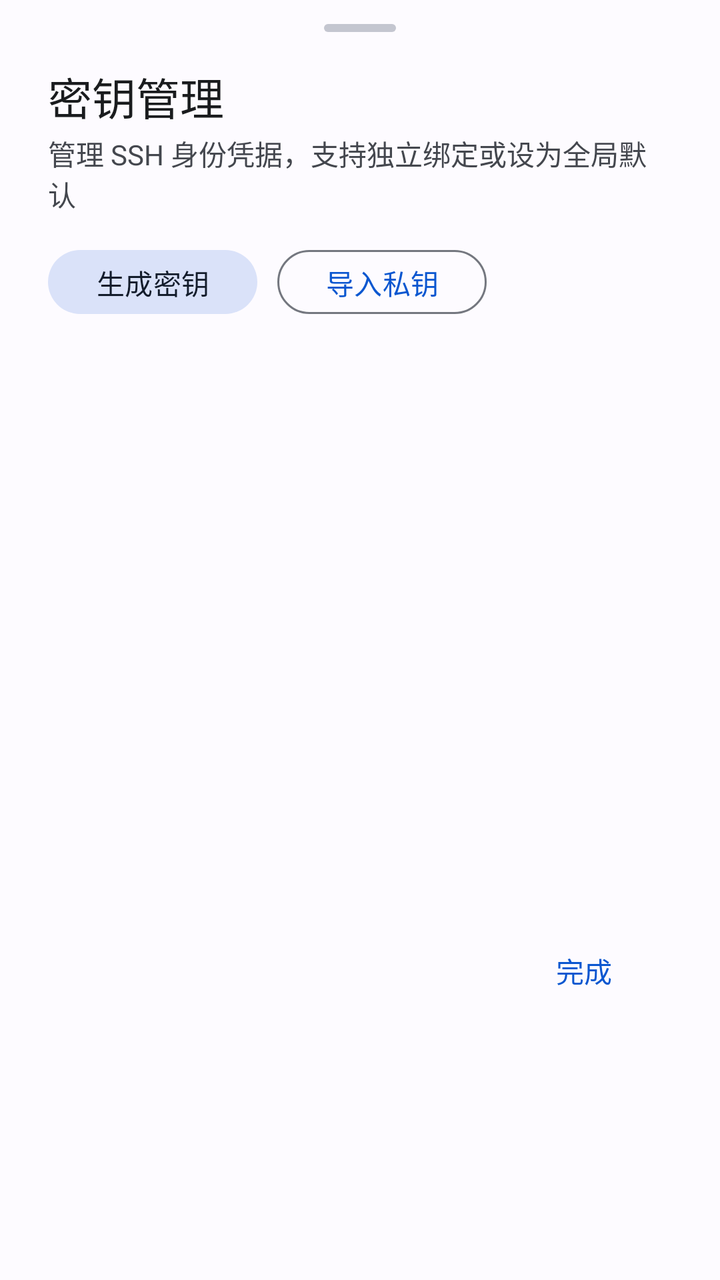
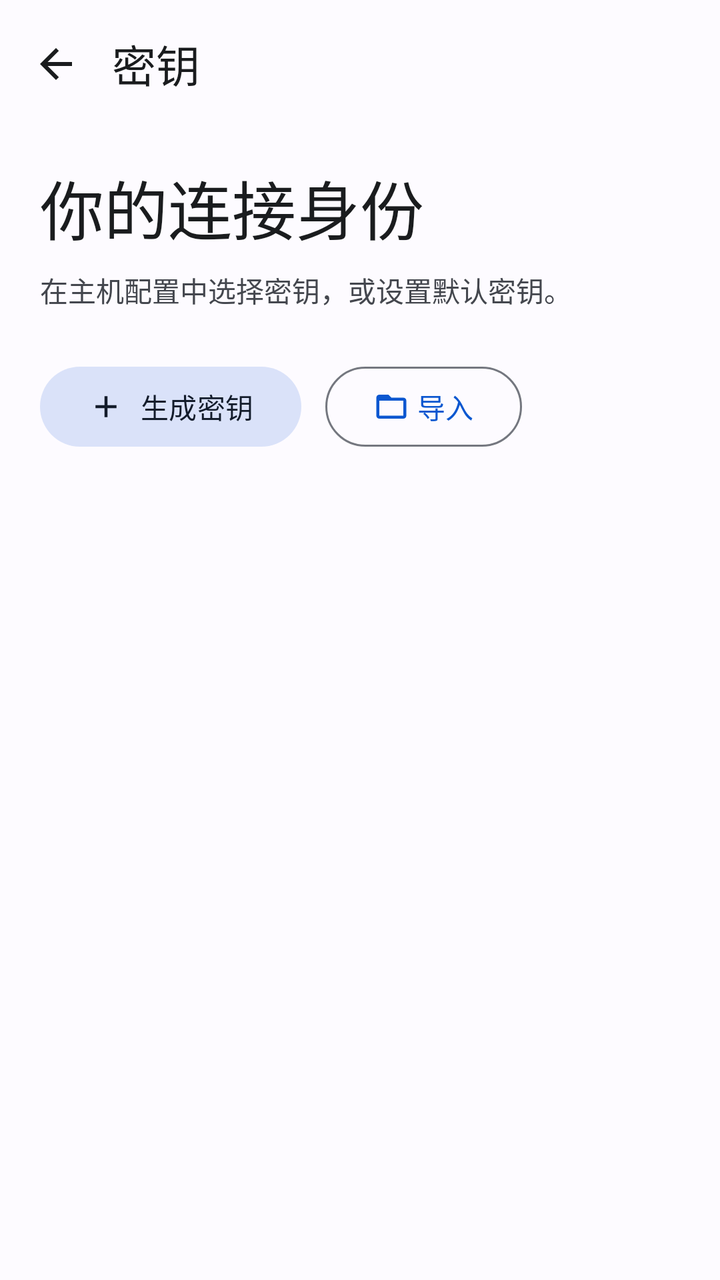

Compare the two renders of this Android layout. The source of the first and the diff that turns it into the second are given below.
<!-- AndroidManifest.xml: application theme AppTheme -->
<!-- res/layout/dialog_key_manager.xml -->
<?xml version="1.0" encoding="utf-8"?>
<LinearLayout
    xmlns:android="http://schemas.android.com/apk/res/android"
    xmlns:app="http://schemas.android.com/apk/res-auto"
    android:layout_width="match_parent"
    android:layout_height="wrap_content"
    android:orientation="vertical"
    android:paddingStart="24dp"
    android:paddingTop="12dp"
    android:paddingEnd="24dp"
    android:paddingBottom="24dp">

    
    <View
        android:layout_width="36dp"
        android:layout_height="4dp"
        android:layout_gravity="center_horizontal"
        android:layout_marginBottom="16dp"
        android:background="@drawable/bg_drag_handle" />

    <TextView
        android:layout_width="match_parent"
        android:layout_height="wrap_content"
        android:text="密钥管理"
        android:textColor="?attr/colorOnSurface"
        android:textSize="22sp"
        android:fontFamily="sans-serif-medium" />

    <TextView
        android:layout_width="match_parent"
        android:layout_height="wrap_content"
        android:layout_marginTop="2dp"
        android:layout_marginBottom="14dp"
        android:text="管理 SSH 身份凭据，支持独立绑定或设为全局默认"
        android:textColor="?attr/colorOnSurfaceVariant"
        android:textSize="14sp" />

    
    <LinearLayout
        android:layout_width="match_parent"
        android:layout_height="wrap_content"
        android:layout_marginBottom="12dp"
        android:orientation="horizontal">

        <com.google.android.material.button.MaterialButton
            android:id="@+id/btn_generate_key"
            style="@style/Widget.Material3.Button.TonalButton"
            android:layout_width="wrap_content"
            android:layout_height="40dp"
            android:text="生成密钥"
            android:textSize="14sp" />

        <com.google.android.material.button.MaterialButton
            android:id="@+id/btn_import_key"
            style="@style/Widget.Material3.Button.OutlinedButton"
            android:layout_width="wrap_content"
            android:layout_height="40dp"
            android:layout_marginStart="10dp"
            android:text="导入私钥"
            android:textSize="14sp" />
    </LinearLayout>

    
    <ListView
        android:id="@+id/list_keys"
        android:layout_width="match_parent"
        android:layout_height="280dp"
        android:divider="@null"
        android:dividerHeight="0dp"
        android:overScrollMode="ifContentScrolls"
        android:scrollbars="none" />

    
    <com.google.android.material.button.MaterialButton
        android:id="@+id/btn_close_key_mgr"
        style="@style/Widget.Material3.Button.TextButton"
        android:layout_gravity="end"
        android:layout_width="wrap_content"
        android:layout_height="40dp"
        android:layout_marginTop="12dp"
        android:text="完成" />

</LinearLayout>
<!-- resources referenced by this layout -->
<resources>
  <!-- drawable bg_drag_handle (drawable) -->
  <?xml version="1.0" encoding="utf-8"?>
  <shape xmlns:android="http://schemas.android.com/apk/res/android"
      android:shape="rectangle">
      <corners android:radius="3dp" />
      <solid android:color="?attr/colorOutlineVariant" />
      <size android:width="36dp" android:height="4dp" />
  </shape>
  <style name="AppTheme" parent="Theme.Material3.DayNight.NoActionBar">
          <item name="colorPrimary">@color/md_theme_primary</item>
          <item name="colorOnPrimary">@color/md_theme_onPrimary</item>
          <item name="colorPrimaryContainer">@color/md_theme_primaryContainer</item>
          <item name="colorOnPrimaryContainer">@color/md_theme_onPrimaryContainer</item>
  
          <item name="colorSecondary">@color/md_theme_secondary</item>
          <item name="colorOnSecondary">@color/md_theme_onSecondary</item>
          <item name="colorSecondaryContainer">@color/md_theme_secondaryContainer</item>
          <item name="colorOnSecondaryContainer">@color/md_theme_onSecondaryContainer</item>
  
          <item name="colorTertiary">@color/md_theme_tertiary</item>
          <item name="colorOnTertiary">@color/md_theme_onTertiary</item>
          <item name="colorTertiaryContainer">@color/md_theme_tertiaryContainer</item>
          <item name="colorOnTertiaryContainer">@color/md_theme_onTertiaryContainer</item>
  
          <item name="colorError">@color/md_theme_error</item>
          <item name="colorOnError">@color/md_theme_onError</item>
          <item name="colorErrorContainer">@color/md_theme_errorContainer</item>
          <item name="colorOnErrorContainer">@color/md_theme_onErrorContainer</item>
  
          <item name="colorSurface">@color/md_theme_surface</item>
          <item name="colorOnSurface">@color/md_theme_onSurface</item>
          <item name="colorSurfaceVariant">@color/md_theme_surfaceVariant</item>
          <item name="colorOnSurfaceVariant">@color/md_theme_onSurfaceVariant</item>
          <item name="colorSurfaceContainerLowest">@color/md_theme_surfaceContainerLowest</item>
          <item name="colorSurfaceContainerLow">@color/md_theme_surfaceContainerLow</item>
          <item name="colorSurfaceContainer">@color/md_theme_surfaceContainer</item>
          <item name="colorSurfaceContainerHigh">@color/md_theme_surfaceContainerHigh</item>
          <item name="colorSurfaceContainerHighest">@color/md_theme_surfaceContainerHighest</item>
          <item name="colorOnBackground">@color/md_theme_onBackground</item>
          <item name="colorOutline">@color/md_theme_outline</item>
          <item name="colorOutlineVariant">@color/md_theme_outlineVariant</item>
  
          <item name="android:windowBackground">@color/md_theme_surface</item>
          <item name="android:statusBarColor">@android:color/transparent</item>
          <item name="android:navigationBarColor">@android:color/transparent</item>
  
          <item name="bottomSheetDialogTheme">@style/PixelBottomSheetDialogTheme</item>
          <item name="materialAlertDialogTheme">@style/PixelAlertDialogTheme</item>
      </style>
  <!-- unchanged entries left out for length: 33 -->
</resources>

<!-- the commit's change to res/layout/dialog_key_manager.xml (unified diff, before → after) -->
@@ -3,81 +3,84 @@
     xmlns:android="http://schemas.android.com/apk/res/android"
     xmlns:app="http://schemas.android.com/apk/res-auto"
     android:layout_width="match_parent"
-    android:layout_height="wrap_content"
+    android:layout_height="match_parent"
     android:orientation="vertical"
-    android:paddingStart="24dp"
-    android:paddingTop="12dp"
-    android:paddingEnd="24dp"
-    android:paddingBottom="24dp">
-
-    
-    <View
-        android:layout_width="36dp"
-        android:layout_height="4dp"
-        android:layout_gravity="center_horizontal"
-        android:layout_marginBottom="16dp"
-        android:background="@drawable/bg_drag_handle" />
-
-    <TextView
-        android:layout_width="match_parent"
-        android:layout_height="wrap_content"
-        android:text="密钥管理"
-        android:textColor="?attr/colorOnSurface"
-        android:textSize="22sp"
-        android:fontFamily="sans-serif-medium" />
-
-    <TextView
-        android:layout_width="match_parent"
-        android:layout_height="wrap_content"
-        android:layout_marginTop="2dp"
-        android:layout_marginBottom="14dp"
-        android:text="管理 SSH 身份凭据，支持独立绑定或设为全局默认"
-        android:textColor="?attr/colorOnSurfaceVariant"
-        android:textSize="14sp" />
-
-    
+    android:background="?attr/colorSurface"
+    android:fitsSystemWindows="true">
     <LinearLayout
         android:layout_width="match_parent"
         android:layout_height="wrap_content"
-        android:layout_marginBottom="12dp"
-        android:orientation="horizontal">
-
-        <com.google.android.material.button.MaterialButton
-            android:id="@+id/btn_generate_key"
-            style="@style/Widget.Material3.Button.TonalButton"
-            android:layout_width="wrap_content"
-            android:layout_height="40dp"
-            android:text="生成密钥"
-            android:textSize="14sp" />
-
-        <com.google.android.material.button.MaterialButton
-            android:id="@+id/btn_import_key"
-            style="@style/Widget.Material3.Button.OutlinedButton"
-            android:layout_width="wrap_content"
-            android:layout_height="40dp"
-            android:layout_marginStart="10dp"
-            android:text="导入私钥"
-            android:textSize="14sp" />
+        android:minHeight="64dp"
+        android:gravity="center_vertical"
+        android:paddingEnd="12dp">
+        <ImageButton
+            android:id="@+id/btn_close_key_mgr"
+            android:layout_width="56dp"
+            android:layout_height="56dp"
+            android:background="?attr/selectableItemBackgroundBorderless"
+            android:padding="16dp"
+            android:src="@drawable/ic_arrow_back"
+            app:tint="?attr/colorOnSurface"
+            android:contentDescription="@string/navigate_back" />
+        <TextView
+            android:layout_width="0dp"
+            android:layout_height="wrap_content"
+            android:text="@string/keys_title"
+            android:textSize="22sp"
+            android:textColor="?attr/colorOnSurface"
+            android:id="@+id/tv_dialog_title"
+            android:layout_weight="1" />
     </LinearLayout>
-
-    
+    <LinearLayout
+        android:layout_width="match_parent"
+        android:layout_height="wrap_content"
+        android:paddingStart="20dp"
+        android:paddingEnd="20dp"
+        android:paddingTop="16dp"
+        android:paddingBottom="20dp"
+        android:orientation="vertical">
+        <TextView
+            android:layout_width="match_parent"
+            android:layout_height="wrap_content"
+            android:text="@string/keys_heading"
+            android:textSize="32sp"
+            android:textColor="?attr/colorOnSurface" />
+        <TextView
+            android:layout_width="match_parent"
+            android:layout_height="wrap_content"
+            android:text="@string/keys_description"
+            android:textSize="14sp"
+            android:textColor="?attr/colorOnSurfaceVariant"
+            android:layout_marginTop="8dp" />
+        <LinearLayout
+            android:layout_width="match_parent"
+            android:layout_height="wrap_content"
+            android:layout_marginTop="24dp">
+            <com.google.android.material.button.MaterialButton
+                android:id="@+id/btn_generate_key"
+                style="@style/Widget.Material3.Button.TonalButton"
+                android:layout_width="wrap_content"
+                android:layout_height="wrap_content"
+                android:minHeight="48dp"
+                android:text="@string/generate_title"
+                app:icon="@drawable/ic_add" />
+            <com.google.android.material.button.MaterialButton
+                android:id="@+id/btn_import_key"
+                style="@style/Widget.Material3.Button.OutlinedButton"
+                android:layout_width="wrap_content"
+                android:layout_height="wrap_content"
+                android:minHeight="48dp"
+                android:text="@string/import_action"
+                android:layout_marginStart="12dp"
+                app:icon="@drawable/ic_folder_open" />
+        </LinearLayout>
+    </LinearLayout>
     <ListView
         android:id="@+id/list_keys"
         android:layout_width="match_parent"
-        android:layout_height="280dp"
+        android:layout_height="0dp"
+        android:layout_weight="1"
         android:divider="@null"
-        android:dividerHeight="0dp"
-        android:overScrollMode="ifContentScrolls"
-        android:scrollbars="none" />
-
-    
-    <com.google.android.material.button.MaterialButton
-        android:id="@+id/btn_close_key_mgr"
-        style="@style/Widget.Material3.Button.TextButton"
-        android:layout_gravity="end"
-        android:layout_width="wrap_content"
-        android:layout_height="40dp"
-        android:layout_marginTop="12dp"
-        android:text="完成" />
-
+        android:clipToPadding="false"
+        android:paddingBottom="24dp" />
 </LinearLayout>
<!-- resource entries referenced after the edit -->
@@ -1,14 +1,27 @@
 <!-- resources referenced by this layout -->
 <resources>
-  <!-- drawable bg_drag_handle (drawable) -->
-  <?xml version="1.0" encoding="utf-8"?>
-  <shape xmlns:android="http://schemas.android.com/apk/res/android"
-      android:shape="rectangle">
-      <corners android:radius="3dp" />
-      <solid android:color="?attr/colorOutlineVariant" />
-      <size android:width="36dp" android:height="4dp" />
-  </shape>
-  <style name="AppTheme" parent="Theme.Material3.DayNight.NoActionBar">
+  <!-- drawable ic_add (drawable) -->
+  <vector xmlns:android="http://schemas.android.com/apk/res/android"
+      android:width="24dp"
+      android:height="24dp"
+      android:viewportWidth="24"
+      android:viewportHeight="24">
+      <path
+          android:fillColor="@color/md_theme_onPrimaryContainer"
+          android:pathData="M19,13h-6v6h-2v-6H5v-2h6V5h2v6h6v2z" />
+  </vector>
+  <!-- drawable ic_arrow_back (drawable) -->
+  <vector xmlns:android="http://schemas.android.com/apk/res/android" xmlns:app="http://schemas.android.com/apk/res-auto" android:width="24dp" android:height="24dp" android:viewportWidth="24" android:viewportHeight="24"><path android:fillColor="#FFFFFFFF" android:pathData="M20,11H7.83l5.59,-5.59L12,4l-8,8 8,8 1.42,-1.41L7.83,13H20z"/></vector>
+  <!-- drawable ic_folder_open (drawable) -->
+  <vector xmlns:android="http://schemas.android.com/apk/res/android" xmlns:app="http://schemas.android.com/apk/res-auto" android:width="24dp" android:height="24dp" android:viewportWidth="24" android:viewportHeight="24"><path android:fillColor="#FFFFFFFF" android:pathData="M20,6h-8l-2,-2H4c-1.1,0 -2,0.9 -2,2v12c0,1.1 0.9,2 2,2h16c1.1,0 2,-0.9 2,-2V8c0,-1.1 -0.9,-2 -2,-2zM20,18H4V8h16z"/></vector>
+  <string name="generate_title">生成密钥</string>
+  <string name="import_action">导入</string>
+  <string name="keys_description">在主机配置中选择密钥，或设置默认密钥。</string>
+  <string name="keys_heading">你的连接身份</string>
+  <string name="keys_title">密钥</string>
+  <string name="navigate_back">返回</string>
+  <style name="AppTheme" parent="BaseAppTheme" />
+  <style name="BaseAppTheme" parent="Theme.Material3.DayNight.NoActionBar">
           <item name="colorPrimary">@color/md_theme_primary</item>
           <item name="colorOnPrimary">@color/md_theme_onPrimary</item>
           <item name="colorPrimaryContainer">@color/md_theme_primaryContainer</item>
@@ -42,13 +55,15 @@
           <item name="colorOutline">@color/md_theme_outline</item>
           <item name="colorOutlineVariant">@color/md_theme_outlineVariant</item>
   
-          <item name="android:windowBackground">@color/md_theme_surface</item>
+          <item name="android:windowLightStatusBar">@bool/light_system_bars</item>
+          <item name="android:windowBackground">?attr/colorSurface</item>
           <item name="android:statusBarColor">@android:color/transparent</item>
-          <item name="android:navigationBarColor">@android:color/transparent</item>
+          <item name="android:navigationBarColor">@color/term_surface</item>
   
           <item name="bottomSheetDialogTheme">@style/PixelBottomSheetDialogTheme</item>
           <item name="materialAlertDialogTheme">@style/PixelAlertDialogTheme</item>
       </style>
+  <color name="term_surface">#111318</color>
   <!-- unchanged entries left out for length: 33 -->
 </resources>
 
